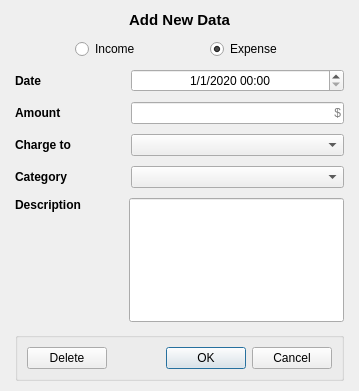
The window that ui/formdialog.ui (NFBaeza/Budget-Monitor) describes before a commit, drawn with Qt 5.
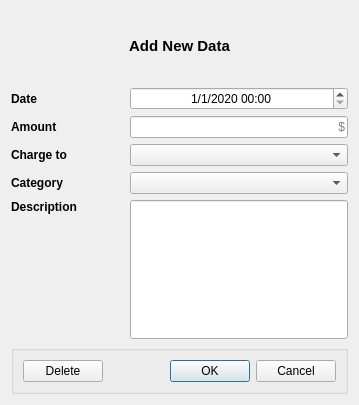
The same window after the commit. Icons and pictures are not drawn.

Commit message: chore: change way to add new entries

Diff of the .ui file:
```diff
--- a/ui/formdialog.ui
+++ b/ui/formdialog.ui
@@ -7,28 +7,13 @@
     <x>0</x>
     <y>0</y>
     <width>359</width>
-    <height>391</height>
+    <height>405</height>
    </rect>
   </property>
   <property name="windowTitle">
    <string>Dialog</string>
   </property>
-  <layout class="QVBoxLayout" name="verticalLayout" stretch="0,0,0,0,0,0,0,0">
-   <property name="spacing">
-    <number>10</number>
-   </property>
-   <property name="sizeConstraint">
-    <enum>QLayout::SizeConstraint::SetMaximumSize</enum>
-   </property>
-   <property name="leftMargin">
-    <number>15</number>
-   </property>
-   <property name="rightMargin">
-    <number>15</number>
-   </property>
-   <property name="bottomMargin">
-    <number>10</number>
-   </property>
+  <layout class="QVBoxLayout" name="verticalLayout" stretch="1,2,2,2,2,2,0">
    <item>
     <widget class="QLabel" name="TitleFormDialog">
      <property name="font">
@@ -45,54 +30,6 @@
      </property>
     </widget>
    </item>
-   <item>
-    <layout class="QHBoxLayout" name="horizontalLayout">
-     <item>
-      <widget class="QRadioButton" name="IncomeRadioButton">
-       <property name="sizePolicy">
-        <sizepolicy hsizetype="Maximum" vsizetype="Fixed">
-         <horstretch>0</horstretch>
-         <verstretch>0</verstretch>
-        </sizepolicy>
-       </property>
-       <property name="layoutDirection">
-        <enum>Qt::LayoutDirection::LeftToRight</enum>
-       </property>
-       <property name="text">
-        <string>Income</string>
-       </property>
-       <property name="checked">
-        <bool>false</bool>
-       </property>
-       <property name="autoExclusive">
-        <bool>true</bool>
-       </property>
-      </widget>
-     </item>
-     <item>
-      <widget class="QRadioButton" name="ExpenseRadioButton">
-       <property name="sizePolicy">
-        <sizepolicy hsizetype="Maximum" vsizetype="Fixed">
-         <horstretch>0</horstretch>
-         <verstretch>0</verstretch>
-        </sizepolicy>
-       </property>
-       <property name="layoutDirection">
-        <enum>Qt::LayoutDirection::LeftToRight</enum>
-       </property>
-       <property name="text">
-        <string>Expense</string>
-       </property>
-       <property name="checked">
-        <bool>true</bool>
-       </property>
-       <property name="autoExclusive">
-        <bool>true</bool>
-       </property>
-      </widget>
-     </item>
-    </layout>
-   </item>
    <item>
     <layout class="QHBoxLayout" name="horizontalLayout_4" stretch="1,2">
      <property name="spacing">
@@ -221,6 +158,9 @@
          <verstretch>0</verstretch>
         </sizepolicy>
        </property>
+       <property name="maxVisibleItems">
+        <number>20</number>
+       </property>
       </widget>
      </item>
     </layout>
@@ -256,6 +196,9 @@
          <verstretch>0</verstretch>
         </sizepolicy>
        </property>
+       <property name="maxVisibleItems">
+        <number>20</number>
+       </property>
       </widget>
      </item>
     </layout>
@@ -263,7 +206,7 @@
    <item>
     <layout class="QHBoxLayout" name="horizontalLayout_9" stretch="1,2">
      <property name="spacing">
-      <number>6</number>
+      <number>10</number>
      </property>
      <property name="sizeConstraint">
       <enum>QLayout::SizeConstraint::SetMinimumSize</enum>
```
Left out of the diff: 2 changed lines with no effect on the pictures. The commit also changes 2 other files.
